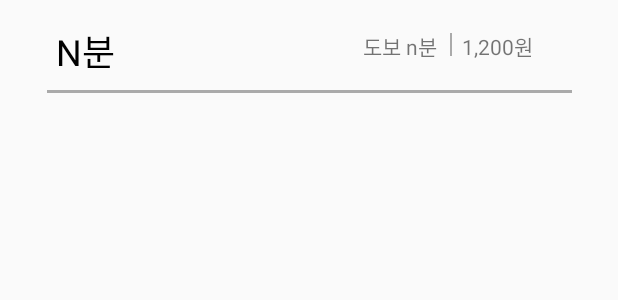
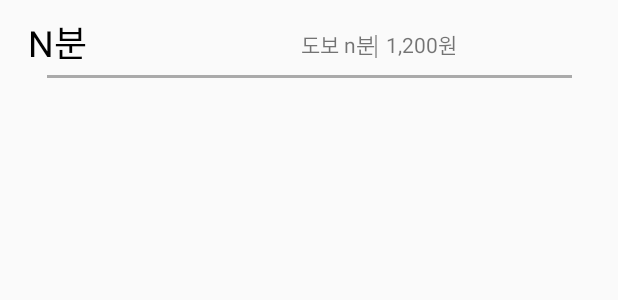
Before and after one commit to hyennneee/MBW, an Android app: the layout route_recycler_view.xml on its own in the app's theme, with its tools: preview values and no code run, on a phone screen of 412 x 824 dp. Shown: the top 300 px of the screen. Run offline under Robolectric (Android 15) with nearby library versions, the phone set to English and light mode, and no system bars.

Commit message:
경로 정보 화면에 출력 임시 완성

```diff
--- a/app/src/main/res/layout/route_recycler_view.xml
+++ b/app/src/main/res/layout/route_recycler_view.xml
@@ -1,6 +1,7 @@
 <?xml version="1.0" encoding="utf-8"?>
 <androidx.constraintlayout.widget.ConstraintLayout xmlns:android="http://schemas.android.com/apk/res/android"
     xmlns:app="http://schemas.android.com/apk/res-auto"
+    xmlns:tools="http://schemas.android.com/tools"
     android:orientation="vertical"
     android:layout_width="match_parent"
     android:layout_height="wrap_content">
@@ -10,12 +11,12 @@
         android:id="@+id/totalTimeView"
         android:layout_width="wrap_content"
         android:layout_height="wrap_content"
-        android:layout_marginTop="16dp"
+        android:layout_marginTop="10dp"
         android:text="N분"
+        android:textColor="@android:color/black"
         android:textSize="24sp"
-        android:textColor="@android:color/black"
         app:layout_constraintEnd_toEndOf="parent"
-        app:layout_constraintHorizontal_bias="0.1"
+        app:layout_constraintHorizontal_bias="0.05"
         app:layout_constraintStart_toStartOf="parent"
         app:layout_constraintTop_toTopOf="parent" />
 
@@ -23,43 +24,43 @@
         android:id="@+id/walkingTimeView"
         android:layout_width="wrap_content"
         android:layout_height="wrap_content"
-        android:layout_marginTop="20dp"
+        android:layout_marginBottom="10dp"
         android:text="도보 n분"
+        app:layout_constraintBottom_toTopOf="@+id/dashedLine"
         app:layout_constraintEnd_toStartOf="@+id/view4"
-        app:layout_constraintHorizontal_bias="0.95"
-        app:layout_constraintStart_toEndOf="@+id/totalTimeView"
-        app:layout_constraintTop_toTopOf="parent" />
+        app:layout_constraintHorizontal_bias="1.0"
+        app:layout_constraintStart_toEndOf="@+id/totalTimeView" />
 
     <View
         android:id="@+id/view4"
         android:layout_width="1dp"
         android:layout_height="15dp"
-        android:layout_marginStart="300dp"
-        android:layout_marginLeft="300dp"
-        android:layout_marginTop="22dp"
+        android:layout_marginStart="250dp"
+        android:layout_marginLeft="250dp"
+        android:layout_marginBottom="11dp"
         android:background="@android:color/darker_gray"
-        app:layout_constraintStart_toStartOf="parent"
-        app:layout_constraintTop_toTopOf="parent" />
+        app:layout_constraintBottom_toTopOf="@+id/dashedLine"
+        app:layout_constraintStart_toStartOf="parent" />
 
     <TextView
         android:id="@+id/costView"
         android:layout_width="wrap_content"
         android:layout_height="wrap_content"
-        android:layout_marginTop="20dp"
+        android:layout_marginBottom="10dp"
         android:text="1,200원"
+        app:layout_constraintBottom_toTopOf="@+id/dashedLine"
         app:layout_constraintEnd_toEndOf="parent"
-        app:layout_constraintHorizontal_bias="0.1"
-        app:layout_constraintStart_toEndOf="@+id/view4"
-        app:layout_constraintTop_toTopOf="parent" />
+        app:layout_constraintHorizontal_bias="0.05"
+        app:layout_constraintStart_toEndOf="@+id/view4" />
 
     <ImageView
         android:id="@+id/dashedLine"
-        android:src="@drawable/dashed_line"
-        android:layerType="software"
         android:layout_width="350dp"
         android:layout_height="2dp"
-        android:layout_marginTop="60dp"
+        android:layout_marginTop="50dp"
         android:background="@android:color/darker_gray"
+        android:layerType="software"
+        android:src="@drawable/dashed_line"
         app:layout_constraintEnd_toEndOf="parent"
         app:layout_constraintStart_toStartOf="parent"
         app:layout_constraintTop_toTopOf="parent" />
```
Also changed, not shown: app/src/main/java/com/example/mbw/route/ItemAdapter.java (+15 -3 lines), app/src/main/java/com/example/mbw/route/RouteAdapter.java (+12 -2 lines), app/src/main/java/com/example/mbw/showPath/ShowPathActivity.java (+22 -16 lines), app/src/main/res/layout/item_bus.xml (+8 -6 lines), app/src/main/res/layout/item_sub.xml (+6 -3 lines).
